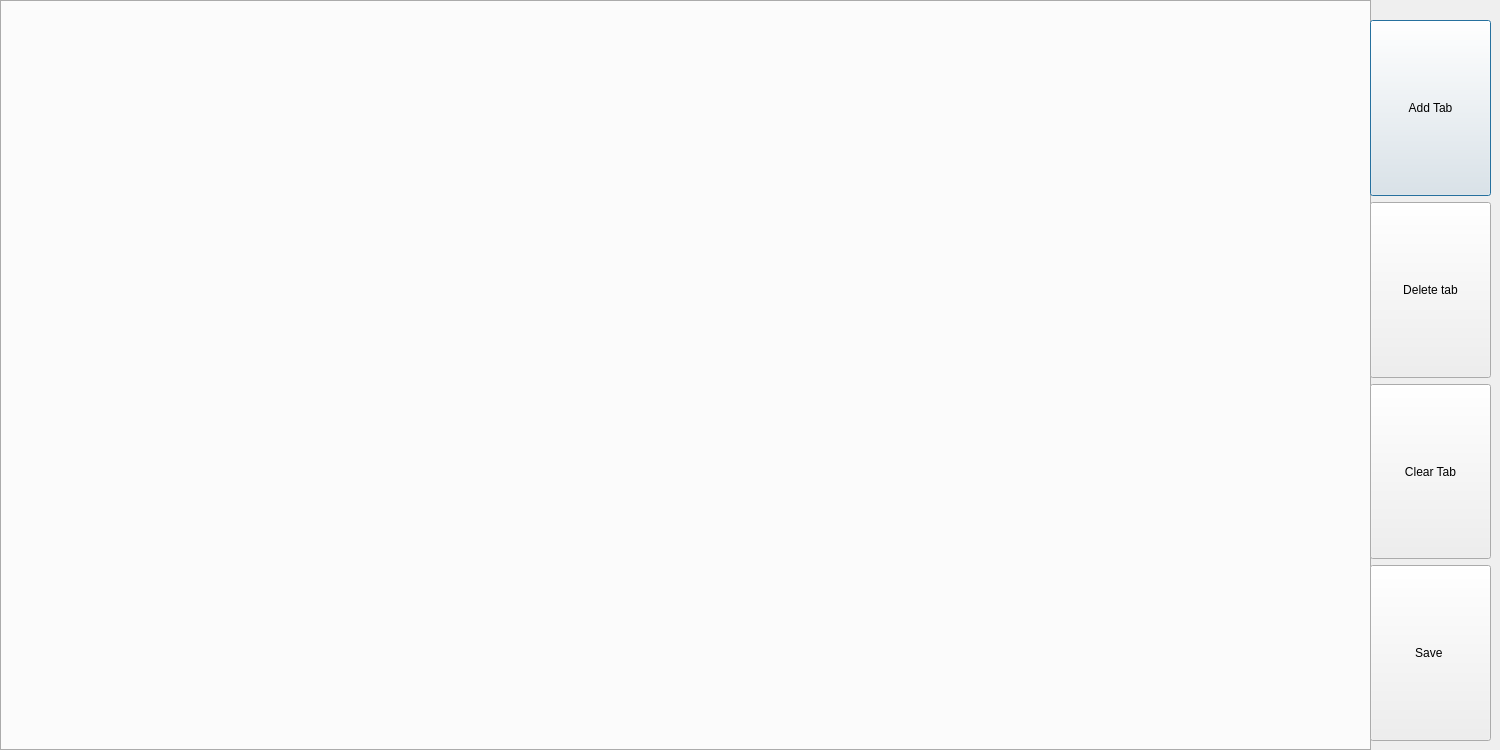
This is newpage.ui in Cleber-git/textEdit as Qt 5 draws it before an edit. The edited form follows.
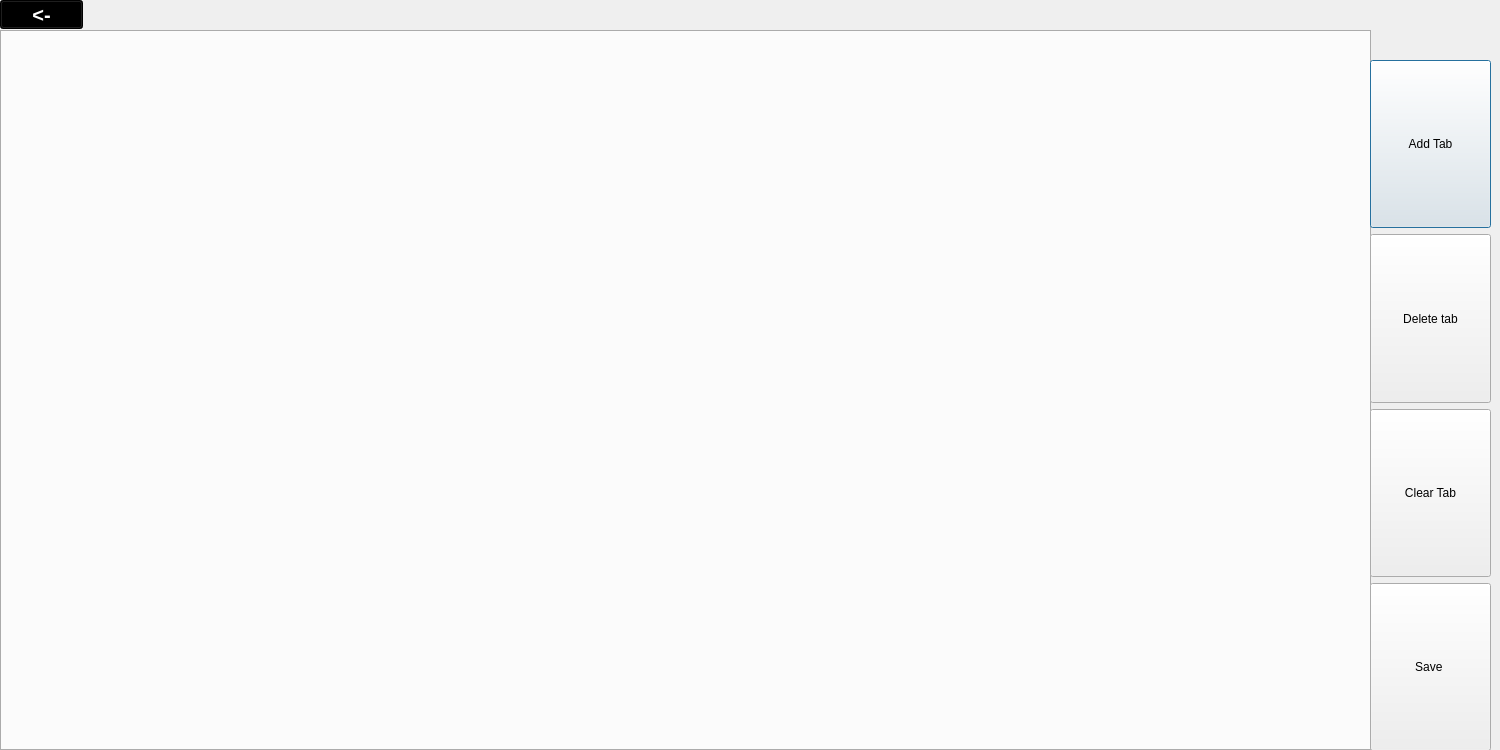
This is the edited form.

```diff
--- a/newpage.ui
+++ b/newpage.ui
@@ -17,9 +17,9 @@
    <property name="geometry">
     <rect>
      <x>0</x>
-     <y>0</y>
+     <y>30</y>
      <width>1371</width>
-     <height>751</height>
+     <height>721</height>
     </rect>
    </property>
    <property name="currentIndex">
@@ -30,9 +30,9 @@
    <property name="geometry">
     <rect>
      <x>1370</x>
-     <y>20</y>
+     <y>60</y>
      <width>121</width>
-     <height>721</height>
+     <height>691</height>
     </rect>
    </property>
    <layout class="QVBoxLayout" name="verticalLayout">
@@ -90,6 +90,26 @@
     </item>
    </layout>
   </widget>
+  <widget class="QPushButton" name="pushButton">
+   <property name="geometry">
+    <rect>
+     <x>0</x>
+     <y>0</y>
+     <width>83</width>
+     <height>29</height>
+    </rect>
+   </property>
+   <property name="styleSheet">
+    <string notr="true">font-weight: bold ;
+font-size: 20px ;
+background: black ;
+color: white ;
+</string>
+   </property>
+   <property name="text">
+    <string>&lt;-</string>
+   </property>
+  </widget>
  </widget>
  <resources/>
  <connections/>
```
